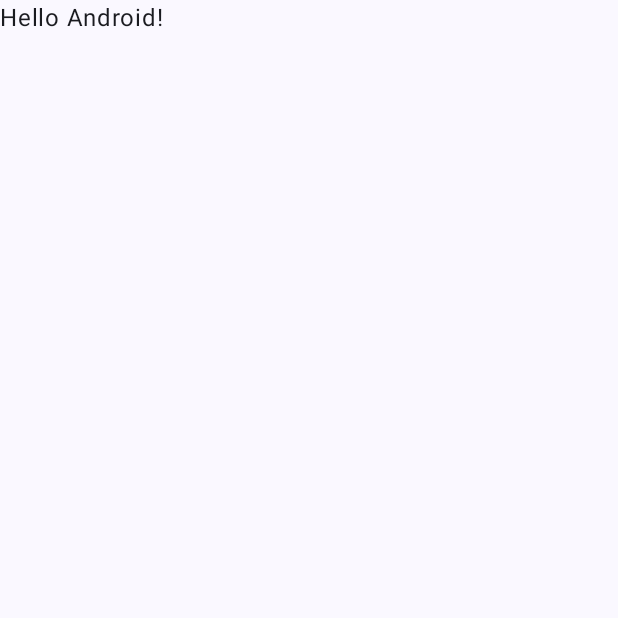
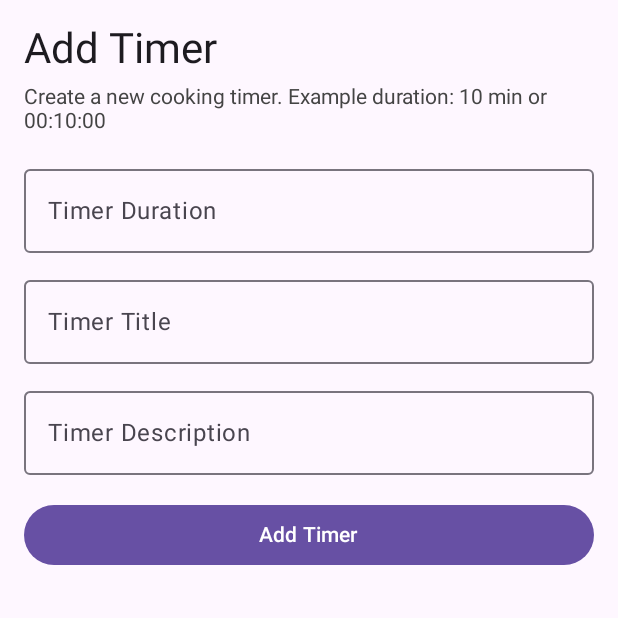
Before and after one commit to Tomaaa87/MobileProgramming, an Android app built with Jetpack Compose: the screen it shows after launch (MainActivity), on a phone screen of 412 x 824 dp, the top half of it. Before the commit the part shown is almost empty. Run offline under Robolectric (Android 15) with nearby library versions, the phone set to English and light mode, and no system bars.

Commit message:
skrinovi za sad svi

```diff
--- a/app/src/main/java/com/example/cookingtimer/MainActivity.kt
+++ b/app/src/main/java/com/example/cookingtimer/MainActivity.kt
@@ -11,18 +11,27 @@ import androidx.compose.material3.Text
 import androidx.compose.runtime.Composable
 import androidx.compose.ui.Modifier
 import androidx.compose.ui.tooling.preview.Preview
+import com.example.cookingtimer.presentation.ui.screens.DashboardScreen
 import com.example.cookingtimer.ui.theme.CookingtimerTheme
+import androidx.compose.material3.Surface
+import com.example.cookingtimer.presentation.ui.screens.AddTimerScreen
+import com.example.cookingtimer.presentation.ui.screens.LoginScreen
+import com.example.cookingtimer.presentation.ui.screens.RegisterScreen
+
 
 class MainActivity : ComponentActivity() {
     override fun onCreate(savedInstanceState: Bundle?) {
         super.onCreate(savedInstanceState)
         enableEdgeToEdge()
         setContent {
-            CookingtimerTheme {
-                Scaffold(modifier = Modifier.fillMaxSize()) { innerPadding ->
-                    Greeting(
-                        name = "Android",
-                        modifier = Modifier.padding(innerPadding)
+
+            Scaffold(modifier = Modifier.fillMaxSize()) { innerPadding ->
+                Surface(
+                    modifier = Modifier
+                        .fillMaxSize()
+                        .padding(innerPadding)
+                ){
+                    AddTimerScreen(
                     )
                 }
             }
--- /dev/null
+++ b/app/src/main/java/com/example/cookingtimer/presentation/ui/screens/AddTimerScreen.kt.kt
@@ -0,0 +1,90 @@
+package com.example.cookingtimer.presentation.ui.screens
+
+import androidx.compose.foundation.layout.Column
+import androidx.compose.foundation.layout.Spacer
+import androidx.compose.foundation.layout.fillMaxSize
+import androidx.compose.foundation.layout.fillMaxWidth
+import androidx.compose.foundation.layout.height
+import androidx.compose.foundation.layout.padding
+import androidx.compose.material3.Button
+import androidx.compose.material3.OutlinedTextField
+import androidx.compose.material3.Text
+import androidx.compose.runtime.Composable
+import androidx.compose.runtime.mutableStateOf
+import androidx.compose.runtime.remember
+import androidx.compose.ui.Modifier
+import androidx.compose.ui.graphics.Color
+import androidx.compose.ui.unit.dp
+import androidx.compose.ui.unit.sp
+
+@Composable
+fun AddTimerScreen() {
+    val duration = remember { mutableStateOf("") }
+    val title = remember { mutableStateOf("") }
+    val description = remember { mutableStateOf("") }
+    val showErrors = remember { mutableStateOf(false) }
+
+    Column(
+        modifier = Modifier
+            .fillMaxSize()
+            .padding(16.dp)
+    ) {
+        Text(text = "Add Timer", fontSize = 28.sp)
+
+        Spacer(modifier = Modifier.height(8.dp))
+        Text(
+            text = "Create a new cooking timer. Example duration: 10 min or 00:10:00",
+            fontSize = 14.sp,
+            color = Color.DarkGray
+        )
+
+        Spacer(modifier = Modifier.height(16.dp))
+
+        OutlinedTextField(
+            value = duration.value,
+            onValueChange = { duration.value = it },
+            label = { Text("Timer Duration") },
+            placeholder = { Text("10 min") },
+            modifier = Modifier.fillMaxWidth(),
+            isError = showErrors.value && duration.value.isBlank()
+        )
+        if (showErrors.value && duration.value.isBlank()) {
+            Text(text = "Duration is required", color = Color.Red, fontSize = 12.sp)
+        }
+        Spacer(modifier = Modifier.height(10.dp))
+
+        OutlinedTextField(
+            value = title.value,
+            onValueChange = { title.value = it },
+            label = { Text("Timer Title") },
+            placeholder = { Text("Pasta") },
+            modifier = Modifier.fillMaxWidth(),
+            isError = showErrors.value && title.value.isBlank()
+        )
+        if (showErrors.value && title.value.isBlank()) {
+            Text(text = "Title is required", color = Color.Red, fontSize = 12.sp)
+        }
+
+        Spacer(modifier = Modifier.height(10.dp))
+
+        OutlinedTextField(
+            value = description.value,
+            onValueChange = { description.value = it },
+            label = { Text("Timer Description") },
+            placeholder = { Text("Boil water, then cook pasta...") },
+            modifier = Modifier.fillMaxWidth(),
+            isError = showErrors.value && description.value.isBlank()
+        )
+        if (showErrors.value && description.value.isBlank()) {
+            Text(text = "Description is required", color = Color.Red, fontSize = 12.sp)
+        }
+
+        Spacer(modifier = Modifier.height(16.dp))
+        Button(
+            onClick = { showErrors.value = true },
+            modifier = Modifier.fillMaxWidth()
+        ) {
+            Text("Add Timer")
+        }
+    }
+}
```
Also changed, not shown: app/src/main/java/com/example/cookingtimer/presentation/ui/screens/DashboardScreen.kt (added, +75 -0 lines), app/src/main/java/com/example/cookingtimer/presentation/ui/screens/LoginScreen.kt (added, +72 -0 lines), app/src/main/java/com/example/cookingtimer/presentation/ui/screens/RegisterScreen.kt (added, +133 -0 lines).
